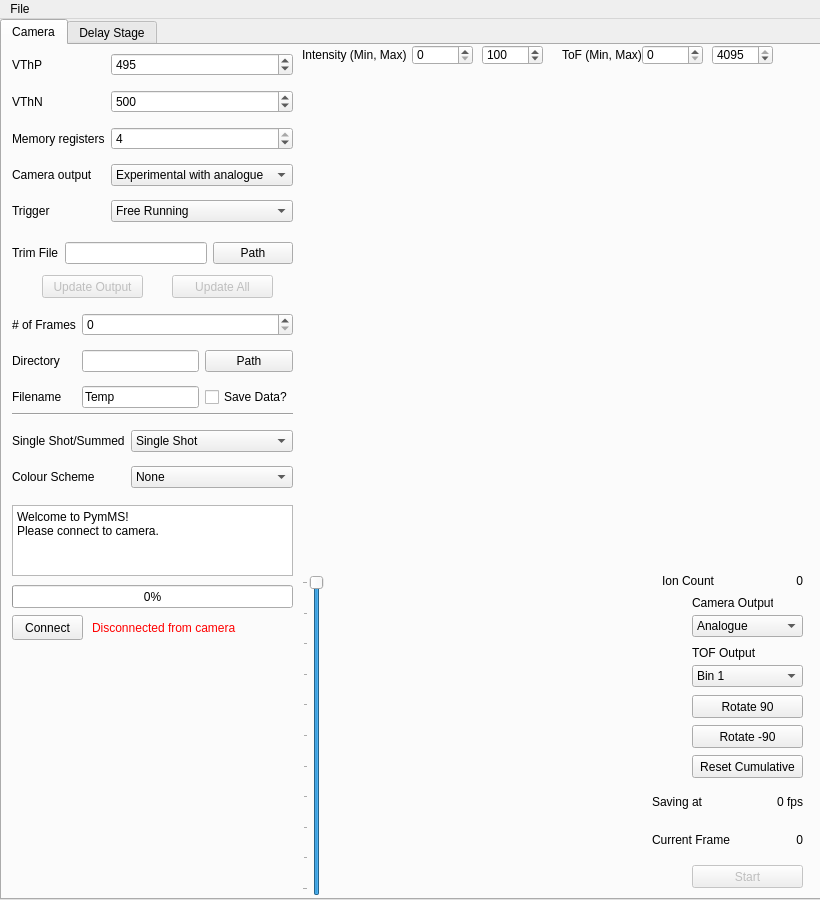
Before: the Qt Designer form image.ui in jrjfeath/PyMMS, drawn with Qt 5.
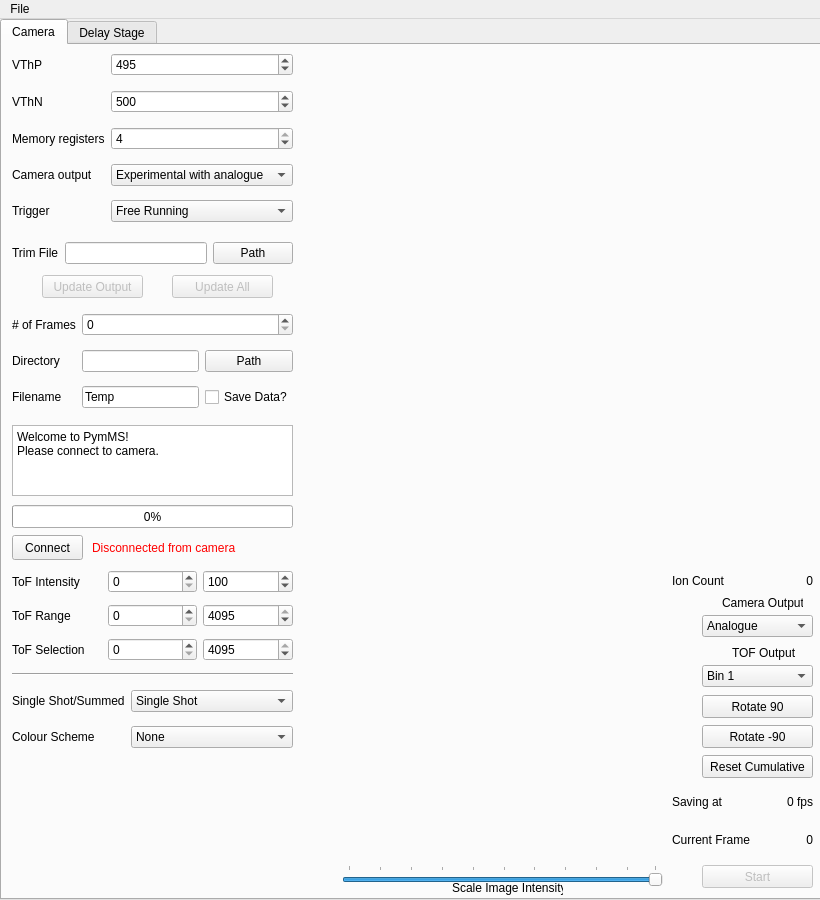
After: the same form once the commit is applied. Custom widgets are drawn as their Qt base class.

Commit message: Added class to handle delay stage. Changed plots to pyqtgraphs

Patch:
```diff
--- a/image.ui
+++ b/image.ui
@@ -54,57 +54,13 @@
      <attribute name="title">
       <string>Camera</string>
      </attribute>
-     <widget class="QSlider" name="_vmax">
-      <property name="geometry">
-       <rect>
-        <x>300</x>
-        <y>530</y>
-        <width>22</width>
-        <height>321</height>
-       </rect>
-      </property>
-      <property name="maximum">
-       <number>100</number>
-      </property>
-      <property name="value">
-       <number>100</number>
-      </property>
-      <property name="orientation">
-       <enum>Qt::Vertical</enum>
-      </property>
-      <property name="tickPosition">
-       <enum>QSlider::TicksAbove</enum>
-      </property>
-      <property name="tickInterval">
-       <number>10</number>
-      </property>
-     </widget>
-     <widget class="QSpinBox" name="_max_y">
-      <property name="geometry">
-       <rect>
-        <x>480</x>
-        <y>0</y>
-        <width>61</width>
-        <height>20</height>
-       </rect>
-      </property>
-      <property name="minimum">
-       <number>1</number>
-      </property>
-      <property name="maximum">
-       <number>100000</number>
-      </property>
-      <property name="value">
-       <number>100</number>
-      </property>
-     </widget>
      <widget class="QPushButton" name="_rotate_c_2">
       <property name="enabled">
        <bool>true</bool>
       </property>
       <property name="geometry">
        <rect>
-        <x>690</x>
+        <x>700</x>
         <y>710</y>
         <width>111</width>
         <height>23</height>
@@ -120,7 +76,7 @@
       </property>
       <property name="geometry">
        <rect>
-        <x>690</x>
+        <x>700</x>
         <y>650</y>
         <width>111</width>
         <height>23</height>
@@ -136,7 +92,7 @@
       </property>
       <property name="geometry">
        <rect>
-        <x>690</x>
+        <x>700</x>
         <y>820</y>
         <width>111</width>
         <height>23</height>
@@ -146,26 +102,10 @@
        <string>Start</string>
       </property>
      </widget>
-     <widget class="QSpinBox" name="_min_x">
-      <property name="geometry">
-       <rect>
-        <x>640</x>
-        <y>0</y>
-        <width>61</width>
-        <height>20</height>
-       </rect>
-      </property>
-      <property name="maximum">
-       <number>4094</number>
-      </property>
-      <property name="value">
-       <number>0</number>
-      </property>
-     </widget>
      <widget class="QLabel" name="label_5">
       <property name="geometry">
        <rect>
-        <x>690</x>
+        <x>720</x>
         <y>550</y>
         <width>81</width>
         <height>16</height>
@@ -181,7 +121,7 @@
       </property>
       <property name="geometry">
        <rect>
-        <x>690</x>
+        <x>700</x>
         <y>680</y>
         <width>111</width>
         <height>23</height>
@@ -195,7 +135,7 @@
       <property name="geometry">
        <rect>
         <x>10</x>
-        <y>460</y>
+        <y>380</y>
         <width>281</width>
         <height>71</height>
        </rect>
@@ -211,9 +151,9 @@
      <widget class="QWidget" name="gridLayoutWidget_2">
       <property name="geometry">
        <rect>
-        <x>650</x>
+        <x>670</x>
         <y>740</y>
-        <width>151</width>
+        <width>141</width>
         <height>71</height>
        </rect>
       </property>
@@ -756,11 +696,11 @@
        </item>
       </layout>
      </widget>
-     <widget class="QWidget" name="_grid_matplotlib" native="true">
+     <widget class="PlotWidget" name="_tof_plot" native="true">
       <property name="geometry">
        <rect>
         <x>300</x>
-        <y>20</y>
+        <y>10</y>
         <width>511</width>
         <height>251</height>
        </rect>
@@ -769,40 +709,11 @@
        <bool>false</bool>
       </property>
      </widget>
-     <widget class="QSpinBox" name="_min_y">
-      <property name="geometry">
-       <rect>
-        <x>410</x>
-        <y>0</y>
-        <width>61</width>
-        <height>20</height>
-       </rect>
-      </property>
-      <property name="maximum">
-       <number>100000</number>
-      </property>
-      <property name="value">
-       <number>0</number>
-      </property>
-     </widget>
-     <widget class="QLabel" name="label_6">
-      <property name="geometry">
-       <rect>
-        <x>560</x>
-        <y>0</y>
-        <width>97</width>
-        <height>20</height>
-       </rect>
-      </property>
-      <property name="text">
-       <string>ToF (Min, Max)</string>
-      </property>
-     </widget>
      <widget class="QLabel" name="_camera_connect">
       <property name="geometry">
        <rect>
         <x>90</x>
-        <y>570</y>
+        <y>490</y>
         <width>151</width>
         <height>25</height>
        </rect>
@@ -1311,7 +1222,7 @@
       <property name="geometry">
        <rect>
         <x>10</x>
-        <y>540</y>
+        <y>460</y>
         <width>281</width>
         <height>23</height>
        </rect>
@@ -1391,7 +1302,7 @@
       <property name="geometry">
        <rect>
         <x>10</x>
-        <y>360</y>
+        <y>620</y>
         <width>281</width>
         <height>91</height>
        </rect>
@@ -1446,7 +1357,7 @@
      <widget class="QComboBox" name="_window_view">
       <property name="geometry">
        <rect>
-        <x>690</x>
+        <x>700</x>
         <y>570</y>
         <width>111</width>
         <height>22</height>
@@ -1481,9 +1392,9 @@
      <widget class="QLabel" name="label_9">
       <property name="geometry">
        <rect>
-        <x>690</x>
+        <x>730</x>
         <y>600</y>
-        <width>91</width>
+        <width>71</width>
         <height>16</height>
        </rect>
       </property>
@@ -1510,7 +1421,7 @@
      <widget class="QComboBox" name="_tof_view">
       <property name="geometry">
        <rect>
-        <x>690</x>
+        <x>700</x>
         <y>620</y>
         <width>111</width>
         <height>22</height>
@@ -1545,37 +1456,18 @@
      <widget class="QWidget" name="_image_widget" native="true">
       <property name="geometry">
        <rect>
-        <x>320</x>
-        <y>530</y>
+        <x>340</x>
+        <y>500</y>
         <width>324</width>
         <height>324</height>
        </rect>
       </property>
      </widget>
-     <widget class="QSpinBox" name="_max_x">
-      <property name="geometry">
-       <rect>
-        <x>710</x>
-        <y>0</y>
-        <width>61</width>
-        <height>20</height>
-       </rect>
-      </property>
-      <property name="minimum">
-       <number>1</number>
-      </property>
-      <property name="maximum">
-       <number>4095</number>
-      </property>
-      <property name="value">
-       <number>4095</number>
-      </property>
-     </widget>
      <widget class="QPushButton" name="_camera_connect_button">
       <property name="geometry">
        <rect>
         <x>10</x>
-        <y>570</y>
+        <y>490</y>
         <width>71</width>
         <height>25</height>
        </rect>
@@ -1695,19 +1587,6 @@
        </item>
       </layout>
      </widget>
-     <widget class="QLabel" name="label_15">
-      <property name="geometry">
-       <rect>
-        <x>300</x>
-        <y>0</y>
-        <width>111</width>
-        <height>20</height>
-       </rect>
-      </property>
-      <property name="text">
-       <string>Intensity (Min, Max)</string>
-      </property>
-     </widget>
      <widget class="QWidget" name="gridLayoutWidget_5">
       <property name="geometry">
        <rect>
@@ -1756,7 +1635,7 @@
      <widget class="QWidget" name="gridLayoutWidget_6">
       <property name="geometry">
        <rect>
-        <x>660</x>
+        <x>670</x>
         <y>520</y>
         <width>141</width>
         <height>31</height>
@@ -1794,8 +1673,136 @@
         <height>251</height>
        </rect>
       </property>
-      <property name="autoFillBackground">
-       <bool>false</bool>
+     </widget>
+     <widget class="QWidget" name="gridLayoutWidget_10">
+      <property name="geometry">
+       <rect>
+        <x>10</x>
+        <y>520</y>
+        <width>281</width>
+        <height>101</height>
+       </rect>
+      </property>
+      <layout class="QGridLayout" name="gridLayout_10">
+       <item row="0" column="2">
+        <widget class="QSpinBox" name="_max_y">
+         <property name="minimum">
+          <number>1</number>
+         </property>
+         <property name="maximum">
+          <number>100000</number>
+         </property>
+         <property name="value">
+          <number>100</number>
+         </property>
+        </widget>
+       </item>
+       <item row="0" column="1">
+        <widget class="QSpinBox" name="_min_y">
+         <property name="maximum">
+          <number>100000</number>
+         </property>
+         <property name="value">
+          <number>0</number>
+         </property>
+        </widget>
+       </item>
+       <item row="1" column="0">
+        <widget class="QLabel" name="label_24">
+         <property name="text">
+          <string>ToF Range</string>
+         </property>
+        </widget>
+       </item>
+       <item row="0" column="0">
+        <widget class="QLabel" name="label_22">
+         <property name="text">
+          <string>ToF Intensity</string>
+         </property>
+        </widget>
+       </item>
+       <item row="2" column="0">
+        <widget class="QLabel" name="label_26">
+         <property name="text">
+          <string>ToF Selection</string>
+         </property>
+        </widget>
+       </item>
+       <item row="2" column="1">
+        <widget class="QSpinBox" name="_min_x">
+         <property name="maximum">
+          <number>4094</number>
+         </property>
+         <property name="value">
+          <number>0</number>
+         </property>
+        </widget>
+       </item>
+       <item row="2" column="2">
+        <widget class="QSpinBox" name="_max_x">
+         <property name="minimum">
+          <number>1</number>
+         </property>
+         <property name="maximum">
+          <number>4095</number>
+         </property>
+         <property name="value">
+          <number>4095</number>
+         </property>
+        </widget>
+       </item>
+       <item row="1" column="1">
+        <widget class="QSpinBox" name="_tof_range_min">
+         <property name="maximum">
+          <number>4094</number>
+         </property>
+        </widget>
+       </item>
+       <item row="1" column="2">
+        <widget class="QSpinBox" name="_tof_range_max">
+         <property name="maximum">
+          <number>4095</number>
+         </property>
+         <property name="value">
+          <number>4095</number>
+         </property>
+        </widget>
+       </item>
+      </layout>
+     </widget>
+     <widget class="QLabel" name="label_6">
+      <property name="geometry">
+       <rect>
+        <x>450</x>
+        <y>835</y>
+        <width>111</width>
+        <height>16</height>
+       </rect>
+      </property>
+      <property name="text">
+       <string>Scale Image Intensity</string>
+      </property>
+     </widget>
+     <widget class="QSlider" name="_vmax">
+      <property name="geometry">
+       <rect>
+        <x>340</x>
+        <y>820</y>
+        <width>321</width>
+        <height>22</height>
+       </rect>
+      </property>
+      <property name="value">
+       <number>99</number>
+      </property>
+      <property name="orientation">
+       <enum>Qt::Horizontal</enum>
+      </property>
+      <property name="tickPosition">
+       <enum>QSlider::TicksAbove</enum>
+      </property>
+      <property name="tickInterval">
+       <number>10</number>
       </property>
      </widget>
     </widget>
@@ -1997,7 +2004,44 @@
        <item row="1" column="0">
         <widget class="QLabel" name="label_32">
          <property name="text">
-          <string>Stopping Position (cm)</string>
+          <string>Stopping Position (fs)</string>
+         </property>
+        </widget>
+       </item>
+       <item row="1" column="0">
+        <widget class="QLabel" name="label_29">
+         <property name="text">
+          <string>Starting Position (fs)</string>
+         </property>
+        </widget>
+       </item>
+       <item row="3" column="1">
+        <widget class="QSpinBox" name="_dly_step">
+         <property name="minimum">
+          <number>10</number>
+         </property>
+         <property name="maximum">
+          <number>100000</number>
+         </property>
+        </widget>
+       </item>
+       <item row="0" column="0">
+        <widget class="QLabel" name="label_15">
+         <property name="text">
+          <string>Reference Position (t0:mm)</string>
+         </property>
+        </widget>
+       </item>
+       <item row="2" column="1">
+        <widget class="QSpinBox" name="_dly_stop">
+         <property name="minimum">
+          <number>-100000</number>
+         </property>
+         <property name="maximum">
+          <number>100000</number>
+         </property>
+         <property name="value">
+          <number>500</number>
          </property>
         </widget>
        </item>
@@ -2130,6 +2174,14 @@
    </property>
   </action>
  </widget>
+ <customwidgets>
+  <customwidget>
+   <class>PlotWidget</class>
+   <extends>QWidget</extends>
+   <header>pyqtgraph</header>
+   <container>1</container>
+  </customwidget>
+ </customwidgets>
  <resources/>
  <connections/>
 </ui>
```
Left out of the diff: 65 changed lines with no effect on the pictures. The commit also changes 6 other files.
